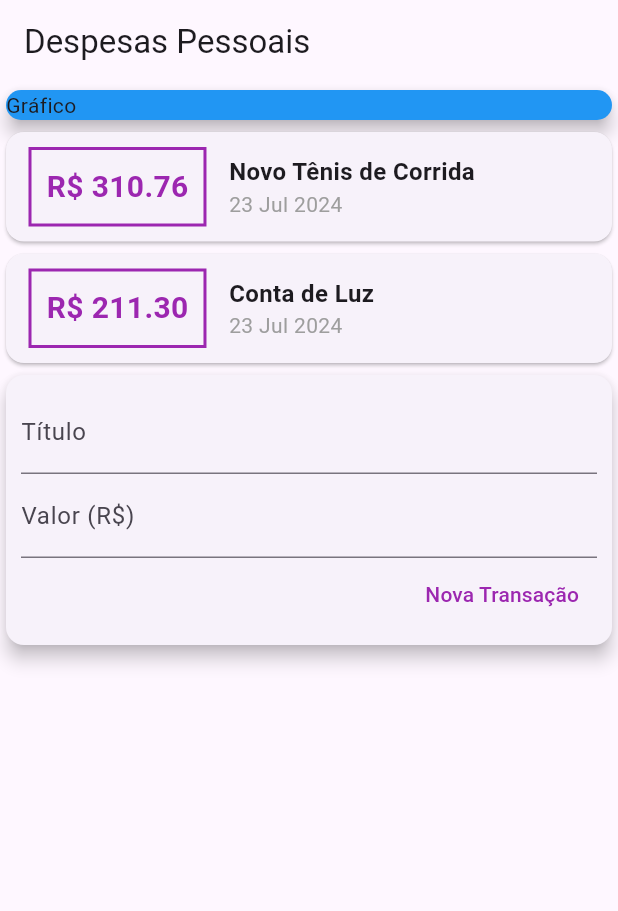
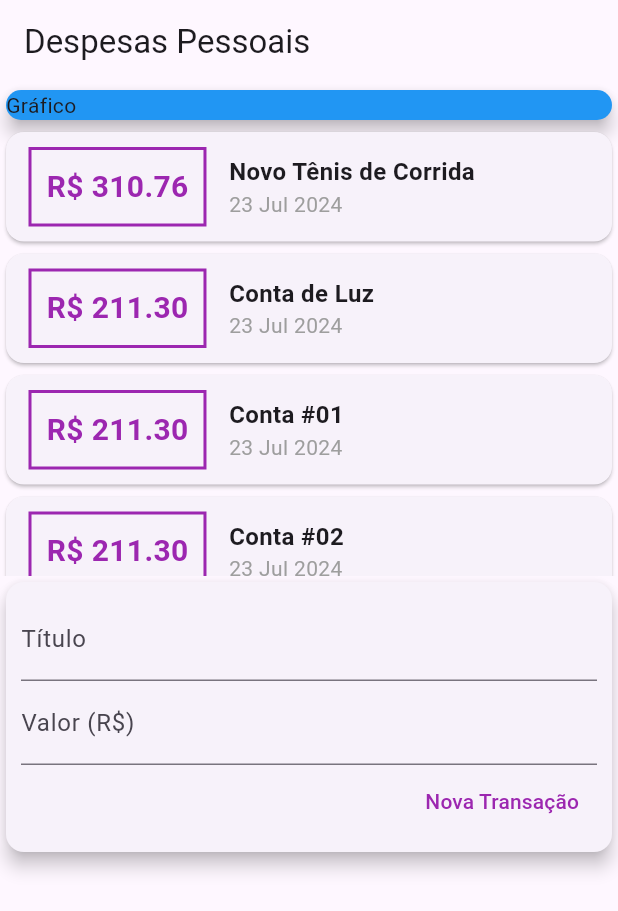
Before and after one commit to Jennyads/expenses-flutter, a Flutter app: the screen it shows after launch, after a tap on "Nova Transação", on a phone screen of 412 x 824 dp. Shown: the top 911 px of the screen. Run offline on Flutter 3.47's test engine with Material 3 defaults, Android fonts, the phone set to English and light mode, and no system bars.

```diff
--- /dev/null
+++ b/lib/components/transaction_form.dart
@@ -0,0 +1,54 @@
+import 'package:flutter/material.dart';
+
+class TransactionForm extends StatelessWidget {
+  final titleController = TextEditingController();
+  final valueController = TextEditingController();
+
+  final void Function(String, double) onSubmit;
+
+  TransactionForm(this.onSubmit, {Key? key}) : super(key: key);
+
+  @override
+  Widget build(BuildContext context) {
+    return Card(
+      elevation: 5,
+      child: Padding(
+        padding: const EdgeInsets.all(10),
+        child: Column(
+          children: [
+            TextField(
+              controller: titleController,
+              decoration: const InputDecoration(
+                labelText: 'Título',
+              ),
+            ),
+            TextField(
+              controller: valueController,
+              decoration: const InputDecoration(
+                labelText: 'Valor (R\$)',
+              ),
+            ),
+            Row(
+              mainAxisAlignment: MainAxisAlignment.end,
+              children: <Widget>[
+                TextButton(
+                  child: const Text(
+                    'Nova Transação',
+                    style: TextStyle(
+                      color: Colors.purple,
+                    ),
+                  ),
+                  onPressed: () {
+                    final title = titleController.text;
+                    final value = double.tryParse(valueController.text) ?? 0;
+                    onSubmit(title, value);
+                  },
+                )
+              ],
+            ),
+          ],
+        ),
+      ),
+    );
+  }
+}
--- /dev/null
+++ b/lib/components/transaction_list.dart
@@ -0,0 +1,67 @@
+import 'package:flutter/material.dart';
+import '../models/transaction.dart';
+import 'package:intl/intl.dart';
+
+class TransactionList extends StatelessWidget {
+  final List<Transaction> transactions;
+
+  const TransactionList(this.transactions, {Key? key}) : super(key: key);
+
+  @override
+  Widget build(BuildContext context) {
+    return SizedBox(
+      height: 300,
+      child: ListView.builder(
+        itemCount: transactions.length,
+        itemBuilder: (ctx, index) {
+          final tr = transactions[index];
+          return Card(
+            child: Row(
+              children: [
+                Container(
+                  margin: const EdgeInsets.symmetric(
+                    horizontal: 15,
+                    vertical: 10,
+                  ),
+                  decoration: BoxDecoration(
+                    border: Border.all(
+                      color: Colors.purple,
+                      width: 2,
+                    ),
+                  ),
+                  padding: const EdgeInsets.all(10),
+                  child: Text(
+                    'R\$ ${tr.value.toStringAsFixed(2)}',
+                    style: const TextStyle(
+                      fontWeight: FontWeight.bold,
+                      fontSize: 20,
+                      color: Colors.purple,
+                    ),
+                  ),
+                ),
+                Column(
+                  crossAxisAlignment: CrossAxisAlignment.start,
+                  children: [
+                    Text(
+                      tr.title,
+                      style: const TextStyle(
+                        fontSize: 16,
+                        fontWeight: FontWeight.bold,
+                      ),
+                    ),
+                    Text(
+                      DateFormat('d MMM y').format(tr.date),
+                      style: const TextStyle(
+                        color: Colors.grey,
+                      ),
+                    ),
+                  ],
+                ),
+              ],
+            ),
+          );
+        },
+      ),
+    );
+  }
+}
--- /dev/null
+++ b/lib/components/transaction_user.dart
@@ -0,0 +1,76 @@
+import 'package:flutter/material.dart';
+import 'dart:math';
+import 'transaction_form.dart';
+import 'transaction_list.dart';
+import '../models/transaction.dart';
+
+class TransactionUser extends StatefulWidget {
+  const TransactionUser({Key? key}) : super(key: key);
+
+  @override
+  State<TransactionUser> createState() => _TransactionUserState();
+}
+
+class _TransactionUserState extends State<TransactionUser> {
+  final _transactions = [
+    Transaction(
+      id: 't1',
+      title: 'Novo Tênis de Corrida',
+      value: 310.76,
+      date: DateTime.now(),
+    ),
+    Transaction(
+      id: 't2',
+      title: 'Conta de Luz',
+      value: 211.30,
+      date: DateTime.now(),
+    ),
+    Transaction(
+      id: 't20',
+      title: 'Conta #01',
+      value: 211.30,
+      date: DateTime.now(),
+    ),
+    Transaction(
+      id: 't3',
+      title: 'Conta #02',
+      value: 211.30,
+      date: DateTime.now(),
+    ),
+    Transaction(
+      id: 't4',
+      title: 'Conta #03',
+      value: 211.30,
+      date: DateTime.now(),
+    ),
+    Transaction(
+      id: 't5',
+      title: 'Conta #04',
+      value: 211.30,
+      date: DateTime.now(),
+    ),
+  ];
+
+  _addTransaction(String title, double value) {
+    final newTransaction = Transaction(
+      id: Random().nextDouble().toString(),
+      title: title,
+      value: value,
+      date: DateTime.now(),
+    );
+
+    setState(() {
+      _transactions.add(newTransaction);
+    });
+  }
+
+  @override
+  Widget build(BuildContext context) {
+    return Column(
+      children: [
+        TransactionList(_transactions),
+        TransactionForm(_addTransaction),
+      ],
+    );
+  }
+}
--- a/lib/main.dart
+++ b/lib/main.dart
@@ -1,6 +1,5 @@
 import 'package:flutter/material.dart';
-import 'models/transaction.dart';
-import 'package:intl/intl.dart';
+import 'components/transaction_user.dart';
 
 main() => runApp(const ExpensesApp());
 
@@ -8,26 +7,12 @@ class ExpensesApp extends StatelessWidget {
   const ExpensesApp({Key? key}) : super(key: key);
   @override
   Widget build(BuildContext context) {
-    return MaterialApp(home: MyHomePage());
+    return const MaterialApp(home: MyHomePage());
   }
 }
 
 class MyHomePage extends StatelessWidget {
-  MyHomePage({Key? key}) : super(key: key);
-  final _transactions = [
-    Transaction(
-      id: 't1',
-      title: 'Novo Tênis de Corrida',
-      value: 310.76,
-      date: DateTime.now(),
-    ),
-    Transaction(
-      id: 't2',
-      title: 'Conta de Luz',
-      value: 211.30,
-      date: DateTime.now(),
-    ),
-  ];
+  const MyHomePage({Key? key}) : super(key: key);
 
   @override
   Widget build(BuildContext context) {
@@ -35,100 +20,20 @@ class MyHomePage extends StatelessWidget {
       appBar: AppBar(
         title: const Text('Despesas Pessoais'),
       ),
-      body: Column(
+      body: const SingleChildScrollView(
+        child: Column(
           crossAxisAlignment: CrossAxisAlignment.stretch,
           children: [
-          const SizedBox(
+            SizedBox(
               child: Card(
                 color: Colors.blue,
                 child: Text('Gráfico'),
                 elevation: 5,
               ),
             ),
-          Column(
-            children: _transactions.map((tr) {
-              return Card(
-                child: Row(
-                  children: [
-                    Container(
-                      margin: const EdgeInsets.symmetric(
-                        horizontal: 15,
-                        vertical: 10,
-                      ),
-                      decoration: BoxDecoration(
-                        border: Border.all(
-                          color: Colors.purple,
-                          width: 2,
-                        ),
-                      ),
-                      padding: const EdgeInsets.all(10),
-                      child: Text(
-                        'R\$ ${tr.value.toStringAsFixed(2)}',
-                        style: const TextStyle(
-                          fontWeight: FontWeight.bold,
-                          fontSize: 20,
-                          color: Colors.purple,
-                        ),
-                      ),
-                    ),
-                    Column(
-                      crossAxisAlignment: CrossAxisAlignment.start,
-                      children: [
-                        Text(
-                          tr.title,
-                          style: const TextStyle(
-                            fontSize: 16,
-                            fontWeight: FontWeight.bold,
-                          ),
-                        ),
-                        Text(
-                          DateFormat('d MMM y').format(tr.date),
-                          style: const TextStyle(
-                            color: Colors.grey,
-                          ),
-                        ),
+            TransactionUser(),
           ],
         ),
-                  ],
-                ),
-              );
-            }).toList(),
-          ),
-          Card(
-            elevation: 5,
-            child: Padding(
-              padding: const EdgeInsets.all(10),
-              child: Column(
-                children: [
-                  const TextField(
-                    decoration: InputDecoration(
-                      labelText: 'Título',
-                    ),
-                  ),
-                  const TextField(
-                    decoration: InputDecoration(
-                      labelText: 'Valor (R\$)',
-                    ),
-                  ),
-                  Row(
-                    mainAxisAlignment: MainAxisAlignment.end,
-                    children: <Widget>[
-                      TextButton(
-                        child: const Text(
-                          'Nova Transação',
-                          style: TextStyle(
-                            color: Colors.purple,
-                          ),
-                        ),
-                        onPressed: () {},
-                      )
-                    ],
-                  ),
-                ],
-              ),
-            ),
-          )
-        ],
       ),
     );
   }
```
Lines whose indentation alone changed are shown as unchanged.
